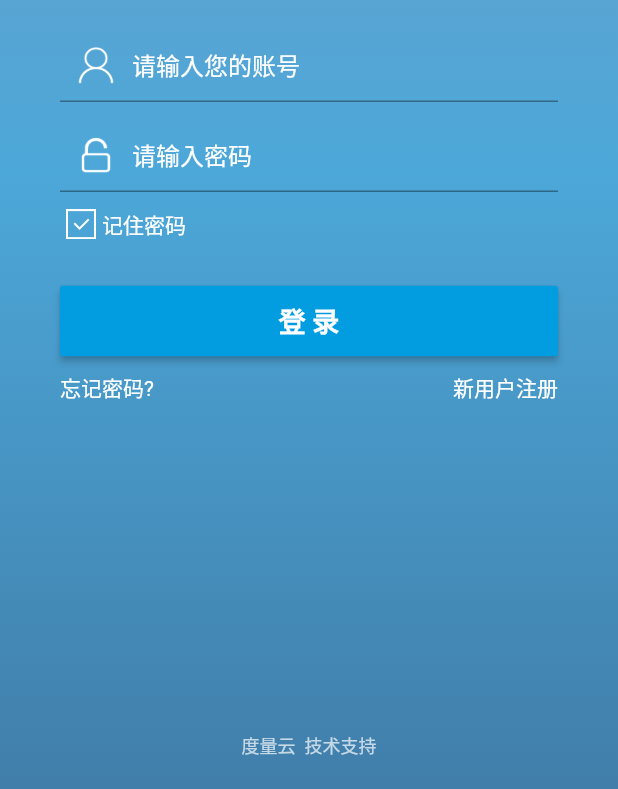
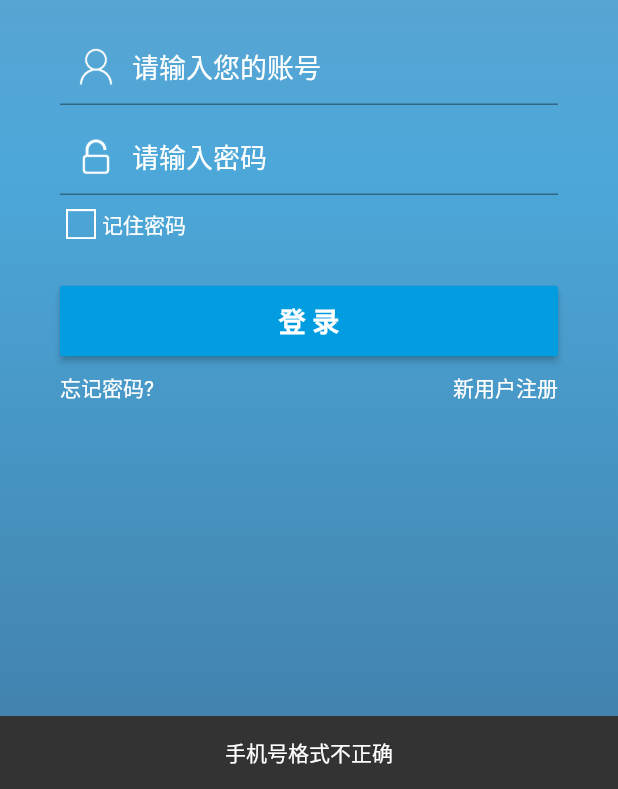
Before and after one commit to asmh1989/flutter_message, a Flutter app: the screen it shows after launch, after a tap on "登 录", on a phone screen of 412 x 824 dp, the part 447-1236 px from its top. Run offline on Flutter 3.47's test engine with Material 2 defaults, Android fonts, the light colour scheme and no system bars; our stand-ins replace shared_preferences; statements that could not run were skipped.

Commit message:
完成登录页面

```diff
--- a/lib/main.dart
+++ b/lib/main.dart
@@ -1,7 +1,9 @@
 import 'package:flutter/material.dart';
 
 import 'pages/login.dart';
+import 'pages/home.dart';
 import 'pages/routes.dart';
+import 'utils/cache.dart';
 
 void main() {
   MaterialPageRoute.debugEnableFadingRoutes = true; // ignore: deprecated_member_use
@@ -24,7 +26,35 @@ class MyApp extends StatelessWidget {
         // counter didn't reset back to zero; the application is not restarted.
         primarySwatch: Colors.blue,
       ),
-      home: new LoginPage(),
+      home:   new FutureBuilder<Cache>(
+        future: Cache.getInstace(),
+        builder: (BuildContext context, AsyncSnapshot<Cache> snapshot){
+          switch(snapshot.connectionState){
+            case ConnectionState.waiting: return new Center(child: new CircularProgressIndicator());
+            default:
+              if(snapshot.hasData){
+                Cache cache = snapshot.data;
+
+                String token = cache.token?? '';
+                String cdadd = cache.cdadd?? '';
+
+                print('token=${token}, cdadd=${cdadd}');
+                if(token.length > 0){
+                  if(cdadd.length > 0){
+                  } else {
+                    return new HomePage();
+                  }
+                } else {
+                  return new LoginPage();
+                }
+              } else {
+                return new Center(child: new CircularProgressIndicator());
+              }
+          }
+        },
+
+
+      ),
       routes: Routes,
     );
   }
--- a/lib/pages/login.dart
+++ b/lib/pages/login.dart
@@ -1,11 +1,18 @@
 import 'dart:async';
 
 import 'package:flutter/material.dart';
+import 'package:http/http.dart' as http;
 
 import '../utils/cache.dart';
 import '../utils/assets.dart';
 import '../utils/style.dart';
+import '../utils/func.dart';
+import '../utils/network.dart';
+
+import '../ui/clearTextFieldForm.dart';
+
 import 'passwd.dart';
+import 'home.dart';
 
 class LoginPage extends StatefulWidget {
   const LoginPage({Key key}) : super(key: key);
@@ -19,39 +26,100 @@ class LoginPage extends StatefulWidget {
 }
 
 class LoginPageState extends State<LoginPage> {
-  Cache _cache;
-  String _username = '', _passwd = '';
-  bool _remember = false, _loading=false;
+  Cache _cache ;
+  String _username, _passwd;
+  bool _remember,  _loading=false;
 
   @override
   void initState() {
     super.initState();
 
-    Cache.getInstace().then((Cache cache) {
-      this._cache = cache;
-      setState(() {
-        _username = cache.username;
-        _passwd = cache.passwd;
-        _remember = cache.remember;
-      });
-    });
+    _cache = Cache.instance;
+    _username = _cache.username??'';
+    _passwd = _cache.passwd??'';
+    _remember = _cache.remember?? false;
+
+
+  }
+
+  void _showMessage(String msg) {
+    _scaffKey.currentState.showSnackBar(new SnackBar(
+      content: new Text(msg, textAlign: TextAlign.center),
+    ));
+  }
+
+  Future<Null> _login () async {
+    FocusScope.of(context).requestFocus(new FocusNode());
+
+    /// 验证用户名
+    if(!Func.validatePhone(_userKey.currentState.text)) {
+      _showMessage('手机号格式不正确');
+      _userKey.currentState.clear();
+      return;
+    }
+
+    if(_passwdKey.currentState.text.length == 0) {
+      _showMessage('密码为空');
+      return;
     }
 
 
-  Future<Null> _login () async {
-    await Cache.getInstace();
+    setState(() {
+      _loading = true;
+    });
+
+
+
+    http.Response response= await NetWork.post(NetWork.LOGIN, {
+      'Unm': _userKey.currentState.text,
+      'Upd': _passwdKey.currentState.text,
+    });
+
+    Future.delayed(new Duration(milliseconds: 200), () async {
+      setState(() {
+        _loading = false;
+      });
+
+      if(response.statusCode == 200) {
+        print(response.body);
+
+        Map data = NetWork.decodeJson(response.body);
+        if(data['Code'] != 0){
+          _showMessage(data['Message']);
+          _passwdKey.currentState.clear();
+        } else {
+          if(_remember){
+            _cache.setStringValue(KEY_USERNAME, _userKey.currentState.text);
+            _cache.setStringValue(KEY_PASSWORD, _passwdKey.currentState.text);
+          } else {
+            _cache.remove(KEY_USERNAME);
+            _cache.remove(KEY_PASSWORD);
+          }
+
+          Map res = data['Response'];
+
+          if(res != null){
+            await _cache.setStringValue(KEY_TOKEN, res['Token']);
+            await _cache.setIntValue(KEY_ADMIN, res['Admin']);
+            Navigator.pushReplacementNamed(context, HomePage.route);
+          } else {
+            _showMessage('返回格式错误: ${res}');
+          }
+
+        }
+      }
+    });
+
   }
 
 
+  final GlobalKey<ClearTextFieldFormState> _userKey = new GlobalKey<ClearTextFieldFormState>();
+  final GlobalKey<ClearTextFieldFormState> _passwdKey = new GlobalKey<ClearTextFieldFormState>();
+  final GlobalKey<ScaffoldState> _scaffKey = new GlobalKey<ScaffoldState>();
 
-  final TextEditingController _controller = new TextEditingController();
-
-
-  @override
-  Widget build(BuildContext context) {
-
-    List<Widget> children = <Widget>[
-      Center(
+  List<Widget> _buildLoginForm() {
+    return <Widget>[
+      new Center(
         child: new Column(
           mainAxisAlignment: MainAxisAlignment.center,
           crossAxisAlignment: CrossAxisAlignment.stretch,
@@ -70,24 +138,18 @@ class LoginPageState extends State<LoginPage> {
                       accentColor: Colors.white,
                       hintColor: Colors.white
                   ),
-                  child: new TextFormField(
-                    controller: _controller,
-                    style: Style.inputTextStyle,
-                    decoration: new InputDecoration(
-                      prefixIcon: new Padding(
-                        padding: EdgeInsets.all(12.0),
-                        child: new Image.asset(
+                  child: new ClearTextFieldForm(
+                    key: _userKey,
+                    icon: new Image.asset(
                       ImageAssets.icon_account,
                       height: 25.0,
                       width: 22.0,
-                          fit: BoxFit.fill,
                     ),
-                      ),
-                      border: const UnderlineInputBorder(),
+                    keyboardType: TextInputType.phone,
                     hintText: '请输入您的账号',
-                      contentPadding: EdgeInsets.symmetric(vertical: 12.0),
                     hintStyle: Style.inputTextStyle,
-                    ),
+                    initialValue: _username,
+                    style: Style.inputTextStyle,
                   ),
                 )
             ),
@@ -99,23 +161,17 @@ class LoginPageState extends State<LoginPage> {
                       accentColor: Colors.white,
                       hintColor: Colors.white
                   ),
-                  child: new TextFormField(
+                  child: new ClearTextFieldForm(
+                    key: _passwdKey,
                     obscureText: true,
+                    initialValue: _passwd,
                     style: Style.inputTextStyle,
-                    decoration: new InputDecoration(
-                      prefixIcon: new Padding(
-                        padding: EdgeInsets.all(12.0),
-                        child: new Image.asset(
+                    hintStyle: Style.inputTextStyle,
+                    hintText: '请输入密码',
+                    icon: new Image.asset(
                       ImageAssets.icon_password,
                       height: 25.0,
                       width: 22.0,
-                          fit: BoxFit.fill,
-                        ),
-                      ),
-                      border:  new UnderlineInputBorder(),
-                      hintText: '请输入密码',
-                      contentPadding: EdgeInsets.symmetric(vertical: 12.0),
-                      hintStyle: Style.inputTextStyle,
                     ),
                   ),
                 )
@@ -125,13 +181,16 @@ class LoginPageState extends State<LoginPage> {
               children: <Widget>[
                 new GestureDetector(
                   onTap: () {
-                    _cache.setBoolValue(KEY_REMEMBER, !_remember);
-                    setState(() { _remember = !_remember; });
+                    setState(() {
+                      _remember = !_remember;
+                    });
+                    _cache.setBoolValue(KEY_REMEMBER, _remember);
                   },
                   child: Padding(
                     padding: const EdgeInsets.symmetric(horizontal: 4.0),
                     child: new Image.asset(
-                        _remember ? ImageAssets.icon_no_check_up : ImageAssets.icon_no_check_down,
+                        _remember ? ImageAssets.icon_no_check_down : ImageAssets
+                            .icon_no_check_up,
                         height: 20.0,
                         width: 20.0
                     ),
@@ -153,13 +212,13 @@ class LoginPageState extends State<LoginPage> {
               mainAxisAlignment: MainAxisAlignment.spaceBetween,
               children: <Widget>[
                 new GestureDetector(
-                    onTap: (){
+                    onTap: () {
                       Navigator.pushNamed(context, PasswordPage.route);
                     },
                     child: new Text('忘记密码?', style: Style.tipsTextStyle)
                 ),
                 new GestureDetector(
-                    onTap: (){
+                    onTap: () {
 
                     },
                     child: new Text('新用户注册', style: Style.tipsTextStyle,))
@@ -173,20 +232,45 @@ class LoginPageState extends State<LoginPage> {
         left: 0.0,
         right: 0.0,
         child: new Center(
-          child: new Text('度量云  技术支持', style: new TextStyle(fontSize: 12.0, color: Colors.white70)),
+          child: new Text('度量云  技术支持',
+              style: new TextStyle(fontSize: 12.0, color: Colors.white70)),
         ),
       )
     ];
+  }
+
+  @override
+  Widget build(BuildContext context) {
+
+//    print('remember=${_remember}, username=${_username}, passwd=${_passwd}');
+
+    List<Widget> children = _buildLoginForm();
 
     if(_loading){
-      children.add(const Center (
-          child: const CircularProgressIndicator()
+      children.add(
+          new Positioned.fill(
+              child: new GestureDetector(
+                  onTap: (){},
+                  behavior: HitTestBehavior.opaque,
+                  child: new Center(
+                      child: new Theme(
+                        data: new ThemeData(
+                          accentColor: Colors.red,
+                        ),
+                        child: new Container(
+                            height: 60.0,
+                            width: 60.0,
+                            child:new CircularProgressIndicator(
+                            )
+                        ),
+                      )
+                  )
+              )
           )
       );
     }
-
-
     return new Scaffold(
+        key: _scaffKey,
         resizeToAvoidBottomPadding: false,
         body: new Container(
             decoration: new BoxDecoration(
@@ -197,9 +281,10 @@ class LoginPageState extends State<LoginPage> {
               ),
             ),
             padding: const EdgeInsets.symmetric(horizontal: 40.0),
-            child: new Stack(
+            child:new Stack(
               children: children,
             )
+
         )
     );
   }
--- a/lib/pages/routes.dart
+++ b/lib/pages/routes.dart
@@ -3,8 +3,10 @@ import 'package:flutter/material.dart';
 
 import 'login.dart';
 import 'passwd.dart';
+import 'home.dart';
 
 Map<String, WidgetBuilder>  Routes = {
   LoginPage.route: (BuildContext context) => new LoginPage(),
   PasswordPage.route: (BuildContext context) => new PasswordPage(),
+  HomePage.route: (BuildContext context) => new HomePage(),
 };
--- /dev/null
+++ b/lib/ui/clearTextFieldForm.dart
@@ -0,0 +1,116 @@
+import 'dart:async';
+
+import 'package:flutter/material.dart';
+
+import '../utils/assets.dart';
+
+class ClearTextFieldForm extends StatefulWidget {
+
+  final Widget icon;
+  final String hintText;
+  final String initialValue;
+  final TextStyle style;
+  final TextStyle hintStyle;
+  final bool obscureText;
+  final TextInputType keyboardType;
+  final ValueChanged<String> onFieldSubmitted;
+
+
+  const ClearTextFieldForm({
+    Key key,
+    this.icon,
+    this.hintText,
+    this.style,
+    this.hintStyle,
+    this.initialValue,
+    this.obscureText,
+    this.keyboardType,
+    this.onFieldSubmitted
+  }) : super (key: key);
+
+  @override
+  State<StatefulWidget> createState() {
+    return new ClearTextFieldFormState();
+  }
+}
+
+class ClearTextFieldFormState extends State<ClearTextFieldForm> {
+
+  bool _showClearIcon = false;
+  TextEditingController _controller;
+
+
+  @override
+  void initState() {
+    super.initState();
+
+//    print('initValue = ${widget.initialValue}');
+
+    _controller = new TextEditingController(text: widget.initialValue??'');
+
+    if(_controller.text.length > 0){
+      _showClearIcon = true;
+    }
+
+    _controller.addListener(() {
+//      print('_controller.text='+_controller.text);
+      if(_controller.text.length > 0 && !_showClearIcon){
+        setState(() {
+          _showClearIcon = true;
+        });
+      }
+
+      if( _showClearIcon && _controller.text.length == 0){
+        setState(() {
+          _showClearIcon = false;
+        });
+      }
+    });
+
+  }
+
+
+  void clear() {
+    _controller.clear();
+  }
+
+  get text => _controller.text;
+
+  @override
+  Widget build(BuildContext context) {
+    return new TextFormField(
+      obscureText: widget.obscureText ?? false,
+      controller: _controller,
+      style: widget.style,
+      keyboardType: widget.keyboardType ?? TextInputType.text,
+      onFieldSubmitted: widget.onFieldSubmitted,
+      decoration: new InputDecoration(
+        prefixIcon: new Padding(
+          padding: EdgeInsets.all(12.0),
+          child: widget.icon,
+        ),
+        suffixIcon: _showClearIcon ? GestureDetector(
+            onTap: () {
+              _controller.clear();
+              setState(() {
+                _showClearIcon = false;
+              });
+            },
+            child: new Padding(
+              padding: EdgeInsets.symmetric(horizontal: 6.0),
+              child: new Image.asset(
+                ImageAssets.clearfill,
+                height: 20.0,
+                fit: BoxFit.fill,
+                color: Theme.of(context).accentColor,
+              ),
+            )
+        ) : null,
+        border: const UnderlineInputBorder(),
+        hintText: widget.hintText,
+        contentPadding: EdgeInsets.symmetric(vertical: 12.0),
+        hintStyle: widget.hintStyle,
+      ),
+    );
+  }
+}
--- a/lib/utils/cache.dart
+++ b/lib/utils/cache.dart
@@ -7,20 +7,21 @@ const String KEY_CDADD = "__cdadd";
 const String KEY_USERNAME = "__username";
 const String KEY_PASSWORD = "__password";
 const String KEY_REMEMBER = "__remember";
+const String KEY_ADMIN = '__admin';
 
 class Cache {
   Cache._(this._prefs);
 
-  static Cache _instance;
+  static Cache instance;
   final SharedPreferences _prefs;
 
   static Future<Cache> getInstace() async {
-    if(_instance == null){
+    if(instance == null){
       Future<SharedPreferences> prefs = SharedPreferences.getInstance();
-      _instance = new Cache._(await prefs);
+      instance = new Cache._(await prefs);
     }
 
-    return _instance;
+    return instance;
   }
 
   String get token => _getString(KEY_TOKEN);
@@ -28,6 +29,7 @@ class Cache {
   String get username => _getString(KEY_USERNAME);
   String get passwd => _getString(KEY_PASSWORD);
   bool get remember => _getBool(KEY_REMEMBER);
+  int get admin => _getInt(KEY_ADMIN);
 
   String _getString(String key){
     return  _prefs.getString(key)?? "";
@@ -37,10 +39,18 @@ class Cache {
     return _prefs.getBool(key)?? false;
   }
 
+  int _getInt(String key) {
+    return _prefs.getInt(key);
+  }
+
   Future<bool> setStringValue(String key, String value) async {
     return _prefs.setString(key, value);
   }
 
   Future<bool> setBoolValue(String key, bool value) async => _prefs.setBool(key, value);
 
+  Future<bool> setIntValue(String key, int value) async => _prefs.setInt(key, value);
+  void remove(String key) {
+    _prefs.remove(key);
+  }
 }
--- /dev/null
+++ b/lib/utils/func.dart
@@ -0,0 +1,7 @@
+
+class Func {
+  static bool  validatePhone(String value) {
+    final RegExp phoneExp = new RegExp(r'^((1[3-8][0-9])+\d{8})$');
+    return phoneExp.hasMatch(value);
+  }
+}
--- /dev/null
+++ b/lib/utils/network.dart
@@ -0,0 +1,46 @@
+
+import 'dart:async';
+import 'dart:convert';
+
+import 'package:http/http.dart' as http;
+
+class NetWork {
+
+  static http.Client _client = new http.Client();
+
+  ///
+  /// 服务端接口
+  ///
+  static final String DL_API = "http://122.225.71.14:8990";//测试
+//   static final String DL_API = "http://139.196.190.11:8990";//正式
+
+  ///
+  ///短信验证
+  ///
+  static final String VERIFY = DL_API + "/api/verify.json";
+
+  ///
+  /// 用户注册
+  ///
+  static final String REGISTER = DL_API + "/api/register.json";
+  ///
+  /// 用户登录
+  ///
+  static final String LOGIN = DL_API + "/api/login.json";
+  ///
+  /// 找回密码
+  ///
+  static final String FINGPWD = DL_API + "/api/findpwd.json";
+  ///
+  /// 修改密码
+  ///
+  static final String MODIFYPWD = DL_API + "/api/modifypwd.json";
+
+  static Future<http.Response > post(String url, Map<String, dynamic> params) async {
+      return  _client.post(url, body: params);
+  }
+
+  static Map decodeJson(String data) {
+    return json.decode(data);
+  }
+}
--- a/lib/utils/style.dart
+++ b/lib/utils/style.dart
@@ -11,7 +11,7 @@ class Style {
 
   static const TextStyle inputTextStyle = const TextStyle(
     inherit: false,
-    fontSize: 16.0,
+    fontSize: 18.0,
     color: Colors.white,
     textBaseline: TextBaseline.alphabetic,
   );
--- a/pubspec.yaml
+++ b/pubspec.yaml
@@ -10,6 +10,7 @@ dependencies:
   cupertino_icons: ^0.1.0
   device_info: 0.2.0
   shared_preferences: 0.4.1
+  http: "^0.11.3+16"
 
 dev_dependencies:
   flutter_test:
```
Also changed, not shown: lib/pages/home.dart (+43 -0 lines), lib/pages/passwd.dart (+25 -3 lines), pubspec.lock. Lines whose indentation alone changed are shown as unchanged.
